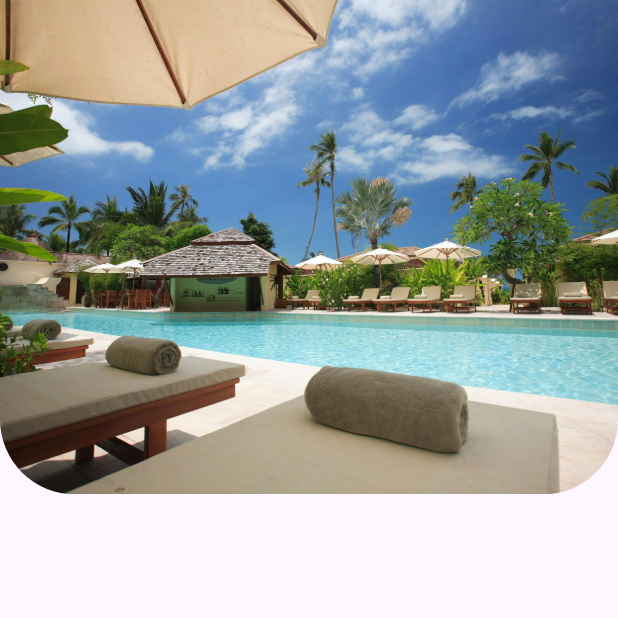
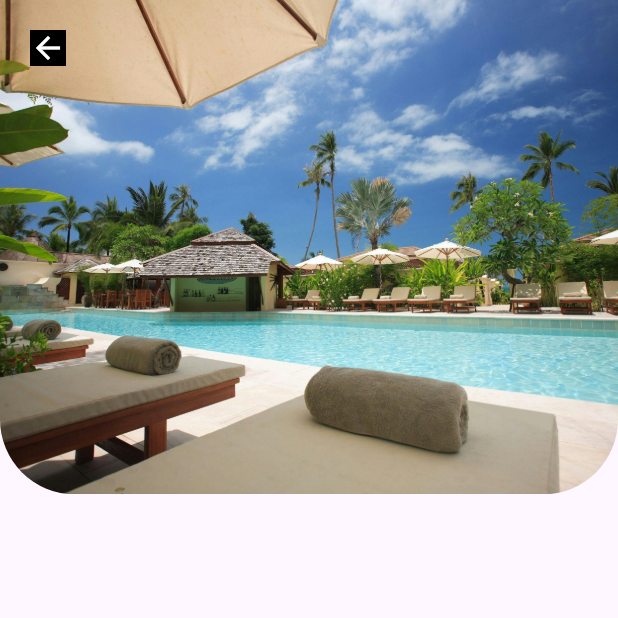
Before and after one commit to Alvin11David/HOTEL-BOOKING-APP, a Flutter app: the screen it shows after launch, on a phone screen of 412 x 824 dp, the top half of it. Run offline on Flutter 3.47's test engine with Material 3 defaults, Android fonts, the phone set to English and light mode, and no system bars.

Commit message:
added the icon

```diff
--- a/hotel_booking_app/lib/pages/detail_page.dart
+++ b/hotel_booking_app/lib/pages/detail_page.dart
@@ -14,18 +14,34 @@ class _DetailPageState extends State<DetailPage> {
       body: Container(
         child: Column(
           children: [
-            Stack(children: [
-              Container(
-                width: MediaQuery.of(context).size.width,
-                height: MediaQuery.of(context).size.height/2.5,
-                child: ClipRRect(
-                  borderRadius: BorderRadius.only(bottomLeft: Radius.circular(50), bottomRight: Radius.circular(50)),
-                  child: Image.asset("assets/images/hotel1.jpg", fit: BoxFit.cover)),
-              )
-            ],)
+            Stack(
+              children: [
+                Container(
+                  width: MediaQuery.of(context).size.width,
+                  height: MediaQuery.of(context).size.height / 2.5,
+                  child: ClipRRect(
+                    borderRadius: BorderRadius.only(
+                      bottomLeft: Radius.circular(50),
+                      bottomRight: Radius.circular(50),
+                    ),
+                    child: Image.asset(
+                      "assets/images/hotel1.jpg",
+                      fit: BoxFit.cover,
+                    ),
+                  ),
+                ),
+                Container(
+                  margin: EdgeInsets.only(top: 20, left: 20),
+                  decoration: BoxDecoration(
+                    color: Colors.black),
+                    child: Icon(Icons.arrow_back,
+                    color: Colors.white),
+                )
+              ],
+            ),
           ],
-        )
-      )
+        ),
+      ),
     );
   }
 }
```
